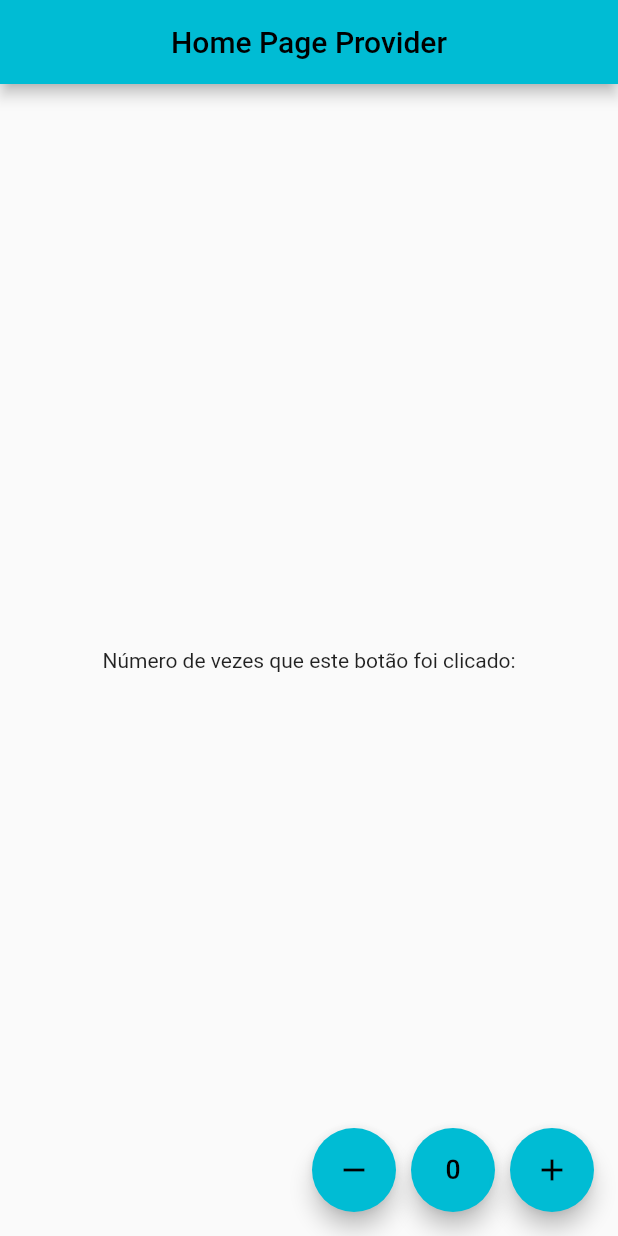
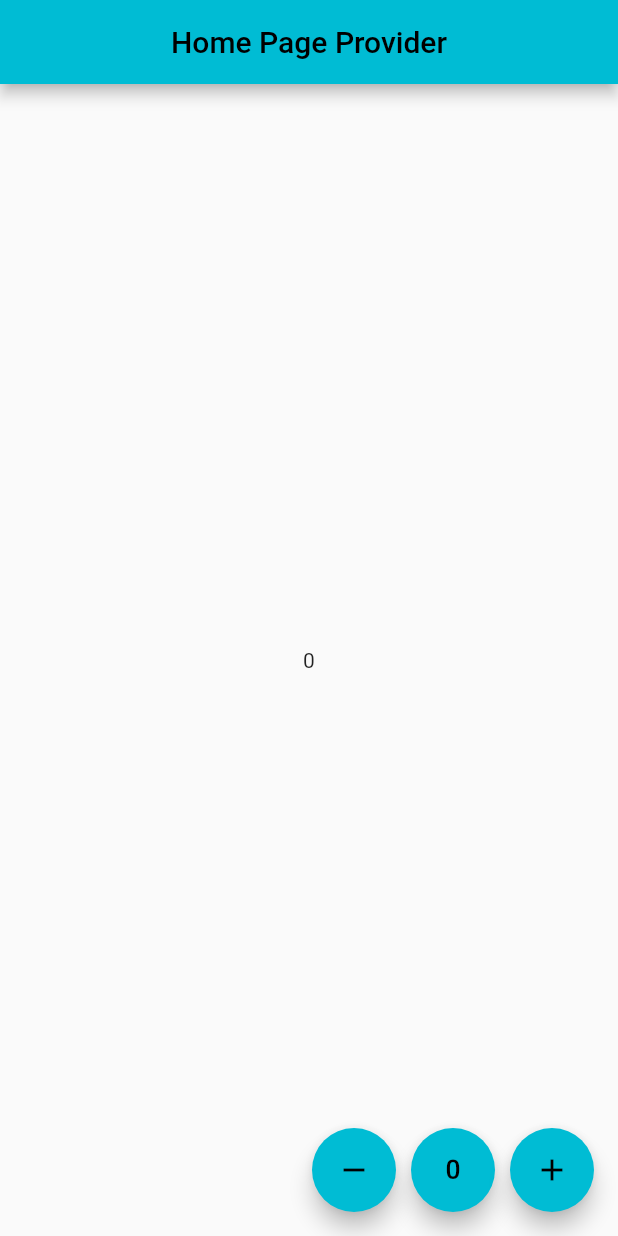
Before and after one commit to PauloSTDev/provider_study, a Flutter app: the screen it shows after launch, on a phone screen of 412 x 824 dp. Run offline on Flutter 3.47's test engine with Material 2 defaults, Android fonts, the phone set to English and light mode, and no system bars.

Commit message:
Realiza incremento do counter

```diff
--- a/lib/main.dart
+++ b/lib/main.dart
@@ -1,4 +1,6 @@
 import 'package:flutter/material.dart';
+import 'package:provider/provider.dart';
+import 'package:provider_study/controller_provider/counter_provider.dart';
 import 'package:provider_study/screens/home_page.dart';
 
 void main() {
@@ -17,7 +19,10 @@ class MyApp extends StatelessWidget {
       theme: ThemeData(
         primarySwatch: Colors.cyan,
       ),
-      home: HomePage(),
+      home: ChangeNotifierProvider(
+        child: HomePage(),
+        create: (_) => Counter(),
+      ),
     );
   }
 }
--- a/lib/screens/home_page.dart
+++ b/lib/screens/home_page.dart
@@ -1,4 +1,6 @@
 import 'package:flutter/material.dart';
+import 'package:provider/provider.dart';
+import 'package:provider_study/controller_provider/counter_provider.dart';
 
 class HomePage extends StatelessWidget {
   const HomePage({Key? key}) : super(key: key);
@@ -12,13 +14,11 @@ class HomePage extends StatelessWidget {
         centerTitle: true,
       ),
       body: Center(
-        child: Column(
-          mainAxisSize: MainAxisSize.min,
-          mainAxisAlignment: MainAxisAlignment.center,
-          children: [
-            Text("Número de vezes que este botão foi clicado:"),
-
-          ],
+        //Apresentando valor atualizado do counter
+        child: Consumer<Counter>(
+            builder: (context, value, child) {
+              return Text(value.count.toString());
+            },
         ),
       ),
       floatingActionButton: Row(
@@ -39,7 +39,10 @@ class HomePage extends StatelessWidget {
           ),
           const SizedBox(width: 10.0,),
           FloatingActionButton(
-            onPressed: () {},
+            onPressed: () {
+              //Realizando as mudanças de State, incrementando valor
+              Provider.of<Counter>(context, listen: false).incrementar();
+            },
             key: const Key("incremento_FloatingActionButton"),
             tooltip: "Incremento",
             child: const Icon(Icons.add),
```
